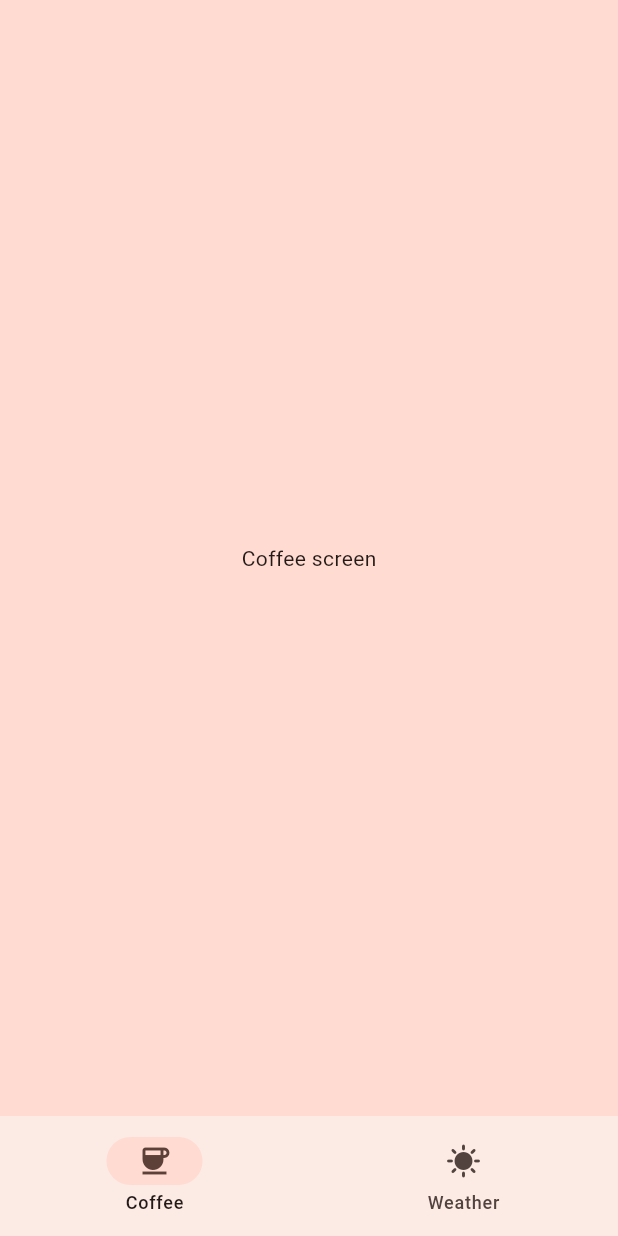
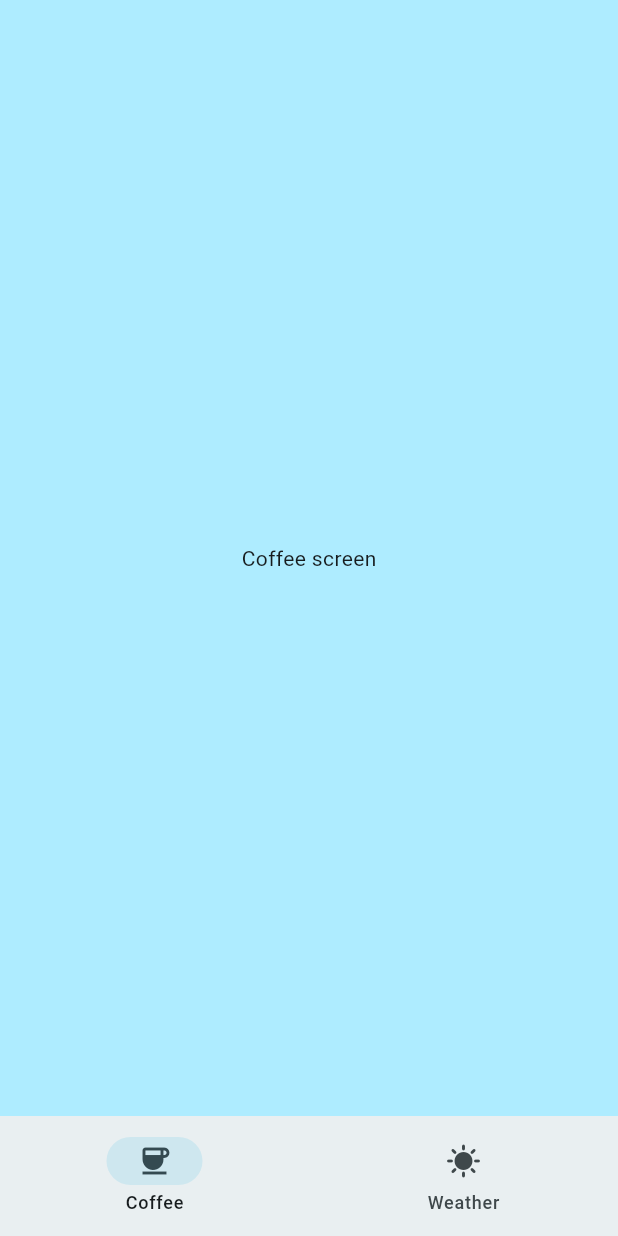
Before and after one commit to erikryverling/flutter-lab, a Flutter app: the screen it shows after launch, on a phone screen of 412 x 824 dp. Run offline on Flutter 3.47's test engine with Material 3 defaults, Android fonts, the phone set to English and light mode, and no system bars.

Commit message:
Create the main structure of the app

```diff
--- a/lib/main.dart
+++ b/lib/main.dart
@@ -1,5 +1,5 @@
-import 'package:english_words/english_words.dart';
 import 'package:flutter/material.dart';
+import 'package:flutter_lab/screens/main_screen.dart';
 import 'package:provider/provider.dart';
 
 void main() {
@@ -17,7 +17,7 @@ class App extends StatelessWidget {
         title: 'Flutter Lab',
         theme: ThemeData(
           useMaterial3: true,
-          colorScheme: ColorScheme.fromSeed(seedColor: Colors.deepOrange),
+          colorScheme: ColorScheme.fromSeed(seedColor: Color(0xFF4F99AD)),
         ),
         home: MainScreen(),
       ),
@@ -26,92 +26,4 @@ class App extends StatelessWidget {
 }
 
 class AppState extends ChangeNotifier {
-  var current = WordPair.random();
-
-  void getNext() {
-    current = WordPair.random();
-    notifyListeners();
-  }
-
-  var favorites = <WordPair>[];
-
-  void toggleFavorite() {
-    if (favorites.contains(current)) {
-      favorites.remove(current);
-    } else {
-      favorites.add(current);
-    }
-    notifyListeners();
-  }
 }
-
-class MainScreen extends StatefulWidget {
-  @override
-  State<MainScreen> createState() => _MainScreenState();
-}
-
-class _MainScreenState extends State<MainScreen> {
-  var selectedIndex = 0;
-
-  @override
-  Widget build(BuildContext context) {
-    Widget page;
-    switch (selectedIndex) {
-      case 0:
-        page = CoffeeScreen();
-      case 1:
-        page = WeatherScreen();
-      default:
-        throw UnimplementedError('no widget for $selectedIndex');
-    }
-
-    return LayoutBuilder(builder: (context, constraints) {
-      return Scaffold(
-        bottomNavigationBar: NavigationBar(
-          destinations: [
-            NavigationDestination(
-              icon: Icon(Icons.coffee),
-              label: 'Coffee',
-            ),
-            NavigationDestination(
-              icon: Icon(Icons.sunny),
-              label: 'Weather',
-            ),
-          ],
-          selectedIndex: selectedIndex,
-          onDestinationSelected: (value) {
-            setState(() {
-              selectedIndex = value;
-            });
-          },
-        ),
-        body: Expanded(
-          child: Container(
-            color: Theme.of(context).colorScheme.primaryContainer,
-            child: page,
-          ),
-        ),
-      );
-    });
-  }
-}
-
-class CoffeeScreen extends StatelessWidget {
-  @override
-  Widget build(BuildContext context) {
-    var appState = context.watch<AppState>();
-
-    return Center(child: Text("Coffee screen"));
-  }
-}
-
-class WeatherScreen extends StatelessWidget {
-  @override
-  Widget build(BuildContext context) {
-    var appState = context.watch<AppState>();
-
-    return Center(
-      child: Text('Weather screen'),
-    );
-  }
-}
--- /dev/null
+++ b/lib/screens/coffee_screen.dart
@@ -0,0 +1,13 @@
+import 'package:flutter/cupertino.dart';
+import 'package:provider/provider.dart';
+
+import '../main.dart';
+
+class CoffeeScreen extends StatelessWidget {
+  @override
+  Widget build(BuildContext context) {
+    var appState = context.watch<AppState>();
+
+    return Center(child: Text("Coffee screen"));
+  }
+}
--- /dev/null
+++ b/lib/screens/main_screen.dart
@@ -0,0 +1,55 @@
+import 'package:flutter/material.dart';
+import 'package:flutter_lab/screens/weather_screen.dart';
+
+import 'coffee_screen.dart';
+
+class MainScreen extends StatefulWidget {
+  @override
+  State<MainScreen> createState() => _MainScreenState();
+}
+
+class _MainScreenState extends State<MainScreen> {
+  var selectedIndex = 0;
+
+  @override
+  Widget build(BuildContext context) {
+    Widget page;
+    switch (selectedIndex) {
+      case 0:
+        page = CoffeeScreen();
+      case 1:
+        page = WeatherScreen();
+      default:
+        throw UnimplementedError('no widget for $selectedIndex');
+    }
+
+    return LayoutBuilder(builder: (context, constraints) {
+      return Scaffold(
+        bottomNavigationBar: NavigationBar(
+          destinations: [
+            NavigationDestination(
+              icon: Icon(Icons.coffee),
+              label: 'Coffee',
+            ),
+            NavigationDestination(
+              icon: Icon(Icons.sunny),
+              label: 'Weather',
+            ),
+          ],
+          selectedIndex: selectedIndex,
+          onDestinationSelected: (value) {
+            setState(() {
+              selectedIndex = value;
+            });
+          },
+        ),
+        body: Expanded(
+          child: Container(
+            color: Theme.of(context).colorScheme.primaryContainer,
+            child: page,
+          ),
+        ),
+      );
+    });
+  }
+}
--- a/pubspec.yaml
+++ b/pubspec.yaml
@@ -33,6 +33,7 @@ dependencies:
 
   english_words: ^4.0.0
   provider: ^6.0.0
+  http: ^1.2.0
 
 dev_dependencies:
   flutter_test:
```
Also changed, not shown: lib/screens/weather_screen.dart (added, +16 -0 lines), pubspec.lock, 1 other file.
